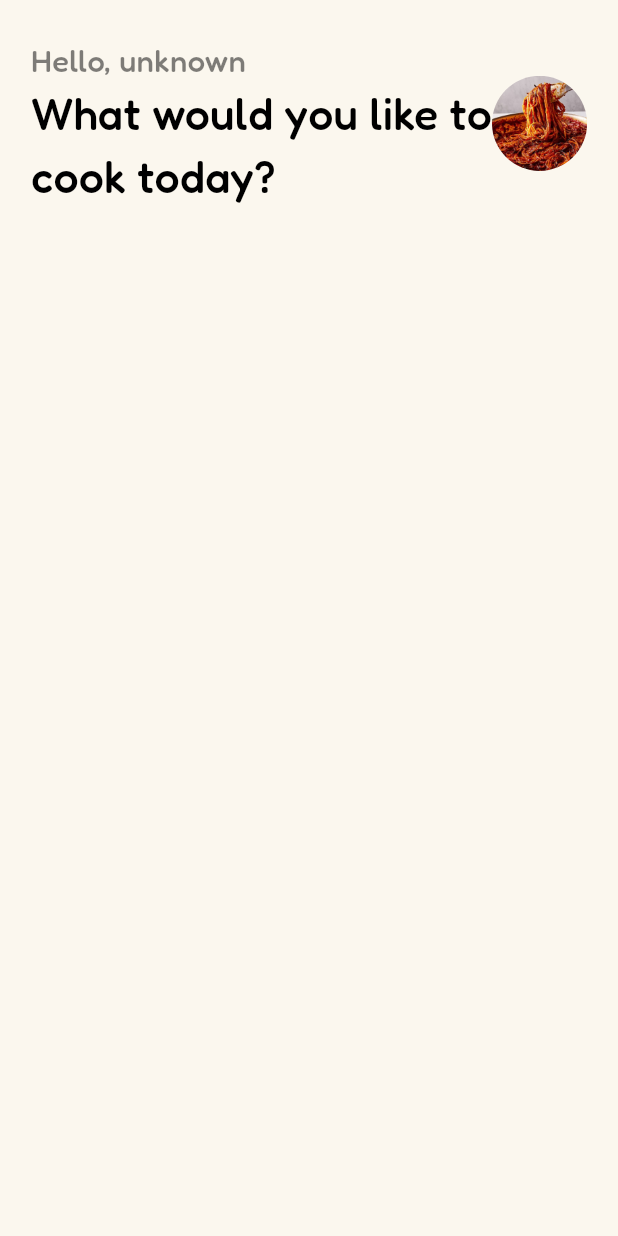
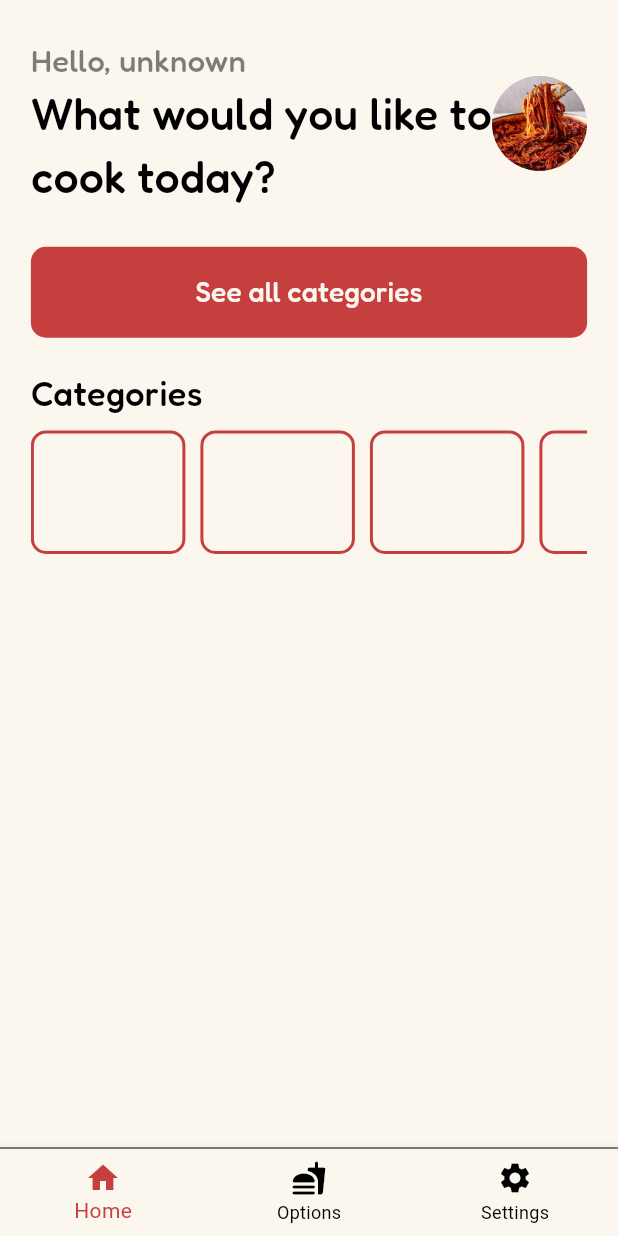
Before and after one commit to Abdusalom-mobile-developer/magic_hands, a Flutter app: the HomeScreen screen opened by its route, on a phone screen of 412 x 824 dp. Run offline on Flutter 3.47's test engine with Material 3 defaults, Android fonts, the phone set to English and light mode, and no system bars; our stand-ins replace go_router, hive, hive_flutter; accounts and stored records are empty.

Commit message:
Added some features to the HomeScreen.

```diff
--- a/lib/config/widgets.dart
+++ b/lib/config/widgets.dart
@@ -92,4 +92,5 @@ class CustomWidgets {
       ),
     );
   }
+
 }
--- a/lib/main.dart
+++ b/lib/main.dart
@@ -62,8 +62,7 @@ class MyApp extends StatelessWidget {
           child: const OnboardingScreen(),
           transitionsBuilder: (context, animation, secondaryAnimation, child) {
             return FadeTransition(
-              opacity:
-                  CurveTween(curve: Curves.easeInBack).animate(animation),
+              opacity: CurveTween(curve: Curves.easeInBack).animate(animation),
               child: child,
             );
           },
@@ -76,7 +75,7 @@ class MyApp extends StatelessWidget {
       pageBuilder: (context, state) {
         return CustomTransitionPage(
           key: state.pageKey,
-          transitionDuration: const Duration(milliseconds: 700),
+          transitionDuration: const Duration(milliseconds: 500),
           child: const RegisterScreen(),
           transitionsBuilder: (context, animation, secondaryAnimation, child) {
             return FadeTransition(
--- a/lib/providers/provider.dart
+++ b/lib/providers/provider.dart
@@ -2,8 +2,10 @@ import 'package:flutter/material.dart';
 
 class ProvidersClass extends ChangeNotifier {
   bool _hadError = false;
+  int _bottomNavigationBarIndex = 0;
 
   bool get hadError => _hadError;
+  int get bottomNavigationBarIndex => _bottomNavigationBarIndex;
 
   void madeError() {
     _hadError = true;
@@ -14,4 +16,9 @@ class ProvidersClass extends ChangeNotifier {
     _hadError = false;
     notifyListeners();
   }
+
+  void changeCurrentIndex(int index) {
+    _bottomNavigationBarIndex = index;
+    notifyListeners();
+  }
 }
--- a/lib/screens/home.dart
+++ b/lib/screens/home.dart
@@ -4,7 +4,9 @@ import 'package:magic_hands/config/img_path.dart';
 import 'package:magic_hands/config/methods.dart';
 import 'package:magic_hands/config/widgets.dart';
 import 'package:magic_hands/moduls/hive_keys.dart';
+import 'package:magic_hands/providers/provider.dart';
 import 'package:magic_hands/services/hive_crud.dart';
+import 'package:provider/provider.dart';
 
 // ignore: must_be_immutable
 class HomeScreen extends StatelessWidget {
@@ -12,12 +14,33 @@ class HomeScreen extends StatelessWidget {
 
   @override
   Widget build(BuildContext context) {
-    return Scaffold(
+    return Consumer<ProvidersClass>(
+      builder: (context, provider, child) => Scaffold(
+          bottomNavigationBar: BottomNavigationBar(
+              currentIndex: provider.bottomNavigationBarIndex,
+              backgroundColor: ColorsClass.bgColor,
+              onTap: (value) {
+                provider.changeCurrentIndex(value);
+              },
+              unselectedItemColor: ColorsClass.black,
+              selectedItemColor: ColorsClass.darkRed,
+              items: const [
+                BottomNavigationBarItem(icon: Icon(Icons.home), label: "Home"),
+                BottomNavigationBarItem(
+                    icon: Icon(Icons.fastfood_rounded), label: "Options"),
+                BottomNavigationBarItem(
+                    icon: Icon(Icons.settings), label: "Settings"),
+              ]),
           resizeToAvoidBottomInset: false,
           backgroundColor: ColorsClass.bgColor,
           body: SafeArea(
               child: Container(
-          margin: EdgeInsets.symmetric(
+            decoration: BoxDecoration(
+                border: Border(
+                    bottom: BorderSide(
+                        color: ColorsClass.black.withOpacity(0.5),
+                        width: 1.3))),
+            padding: EdgeInsets.symmetric(
                 horizontal: CustomMethods.mediaWidth(context, 20)),
             width: double.infinity,
             child: Column(
@@ -58,9 +81,54 @@ class HomeScreen extends StatelessWidget {
                               fit: BoxFit.cover)),
                     )
                   ],
+                ),
+                CustomWidgets.height(context, 16),
+                Container(
+                    height: CustomMethods.mediaWidth(context, 6.8),
+                    width: double.infinity,
+                    decoration: BoxDecoration(
+                      borderRadius: BorderRadius.circular(10),
+                      color: ColorsClass.darkRed,
+                    ),
+                    child: TextButton(
+                      onPressed: () {},
+                      child: Text(
+                        "See all categories",
+                        style: TextStyle(
+                            color: ColorsClass.bgColor,
+                            fontFamily: "Fredoka",
+                            fontSize: CustomMethods.mediaWidth(context, 22)),
+                      ),
+                    )),
+                CustomWidgets.height(context, 20),
+                Text(
+                  "Categories",
+                  style: TextStyle(
+                      color: ColorsClass.black,
+                      fontSize: CustomMethods.mediaWidth(context, 18),
+                      fontFamily: "Fredoka"),
+                ),
+                CustomWidgets.height(context, 50),
+                SizedBox(
+                  height: CustomMethods.mediaWidth(context, 5),
+                  child: ListView.builder(
+                    itemCount: 10,
+                    scrollDirection: Axis.horizontal,
+                    itemBuilder: (context, index) => Container(
+                      margin: const EdgeInsets.only(right: 10),
+                      height: CustomMethods.mediaWidth(context, 5),
+                      width: CustomMethods.mediaWidth(context, 4),
+                      decoration: BoxDecoration(
+                          borderRadius: BorderRadius.circular(10),
+                          color: ColorsClass.bgColor,
+                          border:
+                              Border.all(color: ColorsClass.darkRed, width: 2)),
+                    ),
+                  ),
                 )
               ],
             ),
-        )));
+          ))),
+    );
   }
 }
```
Also changed, not shown: 1 other file. Lines whose indentation alone changed are shown as unchanged.
